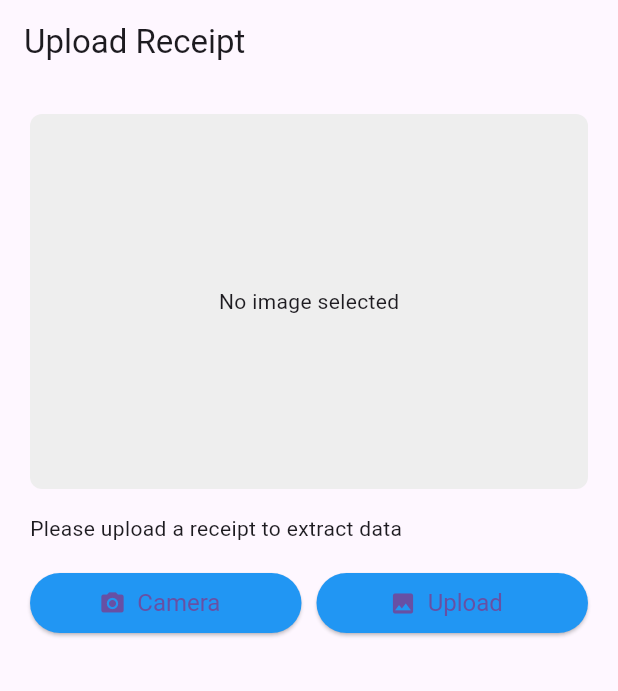
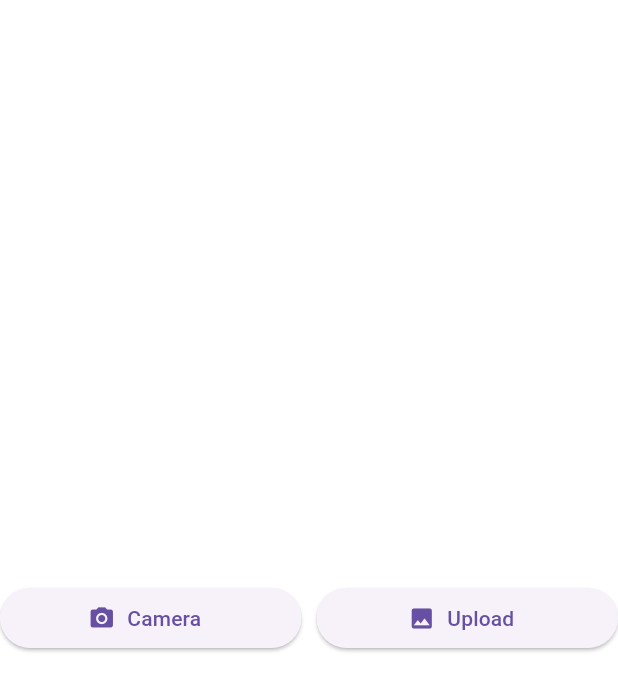
Before and after one commit to afaq3522/receipt_reader, a Flutter app: the screen it shows after launch, on a phone screen of 412 x 824 dp. Shown: the top 691 px of the screen. Run offline on Flutter 3.47's test engine with Material 3 defaults, Android fonts, the phone set to English and light mode, and no system bars; our stand-ins replace google_generative_ai, image_picker; missing offline and left inert: google_mlkit_text_recognition.

Commit message:
Refactor image picking and processing in ReceiptUploader
This commit refactors the image picking and processing logic in the `ReceiptUploader` widget.

Key changes:
- Moved image picking (camera and gallery) functionality from `ReceiptUploader` to the example app's `Home` widget.
- `ReceiptUploader` now receives a `File` object directly via its constructor (`receipt` parameter).
- Removed the `image_picker` dependency from the main package and added it to the example app's `pubspec.yaml`.
- Updated `ReceiptUploader` to process the provided `File` in `initState`.
- The `onAdd` callback in `ReceiptUploader` now passes a `File?` instead of `XFile?`.
- Removed the action buttons for camera/gallery from `ReceiptUploader` as this is now handled by the calling widget.
- Updated `.flutter-plugins-dependencies` to reflect the removal of `image_picker` from the main package.

```diff
--- a/example/lib/main.dart
+++ b/example/lib/main.dart
@@ -1,4 +1,7 @@
+import 'dart:io';
+
 import 'package:flutter/material.dart';
+import 'package:image_picker/image_picker.dart';
 import 'package:receipt_reader/models/order.dart';
 import 'package:receipt_reader/receipt_reader.dart';
 
@@ -16,13 +19,73 @@ class MyApp extends StatelessWidget {
       theme: ThemeData(
         primarySwatch: Colors.blue,
       ),
-      home: const ReceiptUploaderScreen(),
+      home: const Home(),
+    );
+  }
+}
+class Home extends StatefulWidget {
+  const Home({super.key});
+
+  @override
+  State<Home> createState() => _HomeState();
+}
+
+class _HomeState extends State<Home> {
+
+  final ImagePicker _picker = ImagePicker();
+
+  @override
+  Widget build(BuildContext context) {
+    return  _buildActionButtons();
+  }
+
+  Widget _buildActionButtons() {
+    return Row(
+      children: [
+        Expanded(
+          child: ElevatedButton.icon(
+            onPressed: _getImageFromCamera,
+            icon: const Icon(Icons.camera_alt),
+            label: const Text('Camera'),
+          ),
+        ),
+        SizedBox(width: 10,),
+        Expanded(
+          child: ElevatedButton.icon(
+            onPressed: _getImageFromGallery,
+            icon: const Icon(Icons.photo),
+            label: const Text('Upload'),
+          ),
+        ),
+      ],
+    );
+  }
+
+  Future<void> _getImageFromCamera() async {
+    final pickedImage = await _picker.pickImage(source: ImageSource.camera);
+    if (pickedImage != null) {
+      navigate(pickedImage);
+    }
+  }
+
+  Future<void> _getImageFromGallery() async {
+    final pickedImage = await _picker.pickImage(source: ImageSource.gallery);
+    if (pickedImage != null) {
+      navigate(pickedImage);
+    }
+  }
+
+  void navigate(XFile file){
+    Navigator.push(
+      context,
+      MaterialPageRoute(builder: (context) =>  ReceiptUploaderScreen(file: file,)),
     );
   }
 }
 
 class ReceiptUploaderScreen extends StatelessWidget {
-  const ReceiptUploaderScreen({super.key});
+  final XFile file;
+  const ReceiptUploaderScreen({super.key, required this.file});
 
   @override
   Widget build(BuildContext context) {
@@ -54,7 +117,7 @@ class ReceiptUploaderScreen extends StatelessWidget {
         extractedDataTextStyle:
         const TextStyle(fontSize: 14, color: Colors.grey),
         imagePreviewHeight: 250.0,
-        padding: const EdgeInsets.all(20.0),
+        padding: const EdgeInsets.all(20.0), receipt: File(file.path),
       ),
     );
   }
--- a/example/pubspec.yaml
+++ b/example/pubspec.yaml
@@ -37,6 +37,9 @@ dependencies:
   # The following adds the Cupertino Icons font to your application.
   # Use with the CupertinoIcons class for iOS style icons.
   cupertino_icons: ^1.0.8
+
+  # Image picker for selecting receipt images from the gallery or camera.
+  image_picker: ^1.1.2
 
 dev_dependencies:
   flutter_test:
--- a/lib/receipt_reader.dart
+++ b/lib/receipt_reader.dart
@@ -1,7 +1,6 @@
 import 'dart:io';
 import 'package:flutter/material.dart';
 import 'package:google_mlkit_text_recognition/google_mlkit_text_recognition.dart';
-import 'package:image_picker/image_picker.dart';
 import 'models/order.dart';
 import 'utils/chat_extractions.dart';
 
@@ -13,7 +12,7 @@ import 'utils/chat_extractions.dart';
 /// Gemini API to process the receipt data.
 class ReceiptUploader extends StatefulWidget {
   /// Callback function to handle the `Order` object once the receipt data is processed.
-  final void Function(Order?,XFile?) onAdd;
+  final void Function(Order?,File?) onAdd;
 
   /// API key for Gemini AI used to extract data from the receipt.
   final String geminiApi;
@@ -54,6 +53,8 @@ class ReceiptUploader extends StatefulWidget {
   /// Custom button style for the "Try Again" button shown when an error occurs.
   final ButtonStyle? errorButtonStyle;
 
+  final File receipt;
+
   const ReceiptUploader({
     super.key,
     required this.onAdd,
@@ -69,7 +70,7 @@ class ReceiptUploader extends StatefulWidget {
     this.padding,
     this.errorBoxStyle,
     this.errorTextStyle,
-    this.errorButtonStyle,
+    this.errorButtonStyle, required this.receipt,
   });
 
   @override
@@ -77,9 +78,8 @@ class ReceiptUploader extends StatefulWidget {
 }
 
 class _ReceiptUploaderState extends State<ReceiptUploader> {
-  final ImagePicker _picker = ImagePicker();
   final _textRecognizer = TextRecognizer(script: TextRecognitionScript.latin);
-  XFile? _receiptImage;
+  File? _receiptImage;
   String? _extractedText;
   Order? _extractedOrder;
   bool _isProcessing = false;
@@ -88,7 +88,9 @@ class _ReceiptUploaderState extends State<ReceiptUploader> {
   @override
   void initState() {
     super.initState();
+    _receiptImage = widget.receipt;
     _categories = widget.listOfCategories ?? [];
+    _processReceiptImage();
   }
 
   @override
@@ -97,21 +99,7 @@ class _ReceiptUploaderState extends State<ReceiptUploader> {
     super.dispose();
   }
 
-  Future<void> _getImageFromCamera() async {
-    final pickedImage = await _picker.pickImage(source: ImageSource.camera);
-    if (pickedImage != null) {
-      setState(() => _receiptImage = pickedImage);
-      await _processReceiptImage();
-    }
-  }
 
-  Future<void> _getImageFromGallery() async {
-    final pickedImage = await _picker.pickImage(source: ImageSource.gallery);
-    if (pickedImage != null) {
-      setState(() => _receiptImage = pickedImage);
-      await _processReceiptImage();
-    }
-  }
 
   Future<void> _processReceiptImage() async {
     if (_receiptImage == null) return;
@@ -155,8 +143,6 @@ class _ReceiptUploaderState extends State<ReceiptUploader> {
             _buildImagePreview(),
             const SizedBox(height: 16),
             _buildProcessingSection(),
-            const SizedBox(height: 16),
-            _buildActionButtons(),
             const SizedBox(height: 16),
           ],
         ),
@@ -319,28 +305,4 @@ class _ReceiptUploaderState extends State<ReceiptUploader> {
       ],
     );
   }
-
-  Widget _buildActionButtons() {
-    return Row(
-      children: [
-        Expanded(
-          child: ElevatedButton.icon(
-            onPressed: _getImageFromCamera,
-            icon: const Icon(Icons.camera_alt),
-            label: const Text('Camera'),
-            style: widget.actionButtonStyle,
-          ),
-        ),
-        SizedBox(width: 10,),
-        Expanded(
-          child: ElevatedButton.icon(
-            onPressed: _getImageFromGallery,
-            icon: const Icon(Icons.photo),
-            label: const Text('Upload'),
-            style: widget.actionButtonStyle,
-          ),
-        ),
-      ],
-    );
-  }
 }
--- a/pubspec.yaml
+++ b/pubspec.yaml
@@ -15,9 +15,6 @@ dependencies:
     sdk: flutter
   # ML Kit for recognizing text from receipts.
   google_mlkit_text_recognition: ^0.14.0
-
-  # Image picker for selecting receipt images from the gallery or camera.
-  image_picker: ^1.1.2
 
   # Path provider for storing and retrieving receipt images from the local filesystem.
   path_provider: ^2.1.4
```
Also changed, not shown: example/pubspec.lock, 1 other file.
